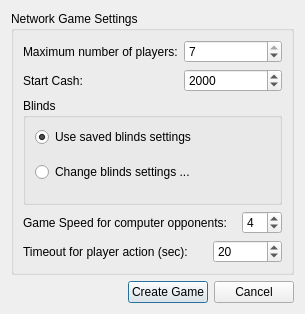
This is src/gui/qt/createnetworkgamedialog.ui in pokerth/pokerth as Qt 5 draws it before an edit. The edited form follows.
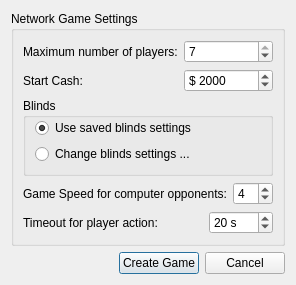
This is the edited form.

Diff of the .ui file:
```diff
--- a/src/gui/qt/createnetworkgamedialog.ui
+++ b/src/gui/qt/createnetworkgamedialog.ui
@@ -5,8 +5,8 @@
    <rect>
     <x>0</x>
     <y>0</y>
-    <width>305</width>
-    <height>314</height>
+    <width>275</width>
+    <height>263</height>
    </rect>
   </property>
   <property name="windowTitle" >
@@ -57,6 +57,12 @@
       </item>
       <item row="1" column="1" colspan="3" >
        <widget class="QSpinBox" name="spinBox_startCash" >
+        <property name="suffix" >
+         <string/>
+        </property>
+        <property name="prefix" >
+         <string>$ </string>
+        </property>
         <property name="minimum" >
          <number>1000</number>
         </property>
@@ -123,7 +129,7 @@
       <item row="4" column="0" colspan="2" >
        <widget class="QLabel" name="label_6" >
         <property name="text" >
-         <string>Timeout for player action (sec):</string>
+         <string>Timeout for player action:</string>
         </property>
         <property name="buddy" >
          <cstring>spinBox_netTimeOutPlayerAction</cstring>
@@ -132,6 +138,9 @@
       </item>
       <item row="4" column="2" colspan="2" >
        <widget class="QSpinBox" name="spinBox_netTimeOutPlayerAction" >
+        <property name="suffix" >
+         <string> s</string>
+        </property>
         <property name="minimum" >
          <number>5</number>
         </property>
```
